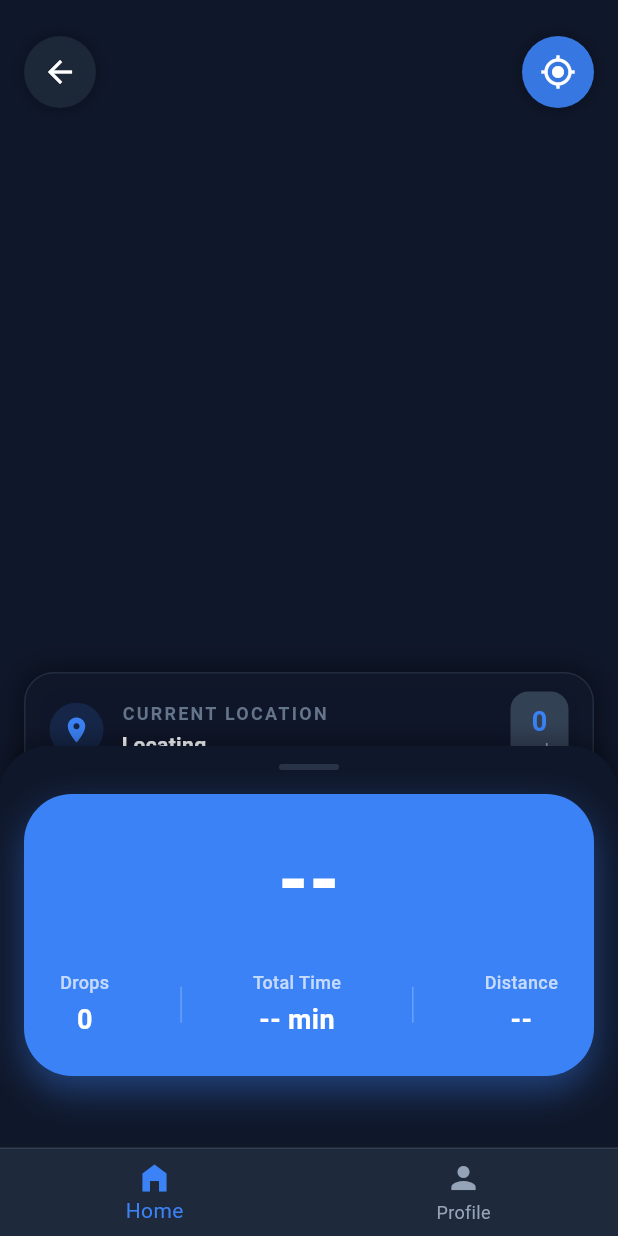
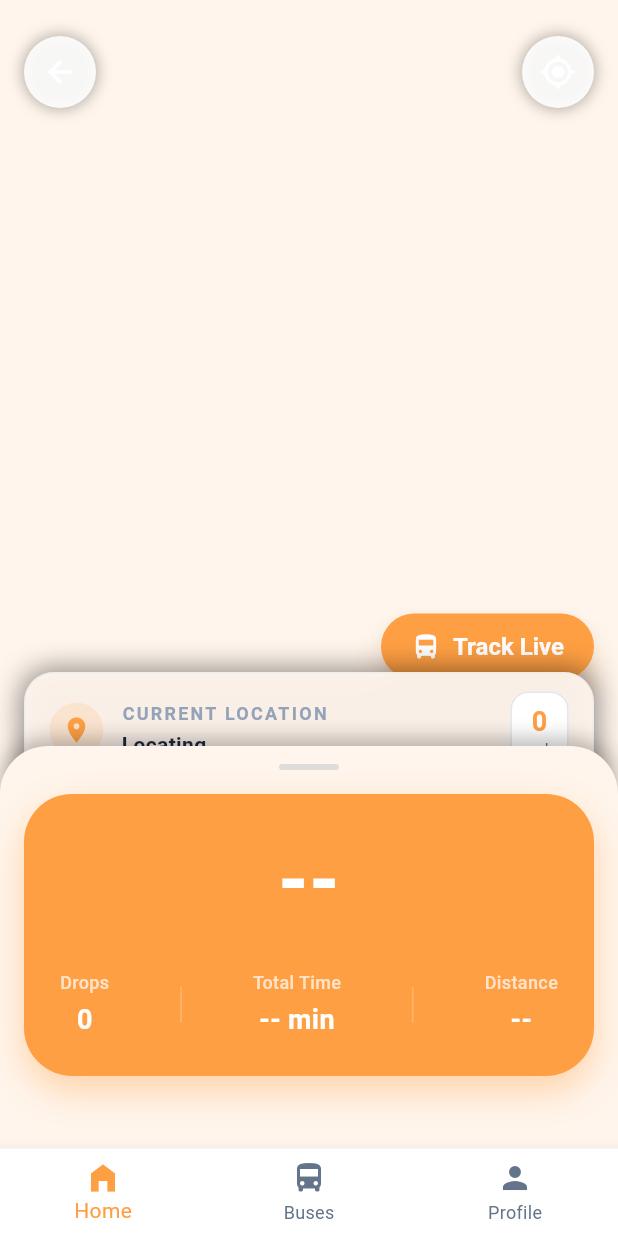
Before and after one commit to prasads6507/prasai-live-bus-tracking, a Flutter app: the StudentTrackScreen screen opened by its route, on a phone screen of 412 x 824 dp. Run offline on Flutter 3.47's test engine with Material 3 defaults, Android fonts, the phone set to English and light mode, and no system bars; our stand-ins replace cloud_firestore, dio, firebase_auth, firebase_core, flutter_riverpod, geocoding and 4 more; missing offline and left inert: background_location_tracker, maplibre_gl; accounts and stored records are empty.

Commit message:
UI Overhaul: Light theme, Map tracking features, Route ETA, and Bus list screen

```diff
--- a/mobile/lib/core/theme/app_theme.dart
+++ b/mobile/lib/core/theme/app_theme.dart
@@ -5,11 +5,11 @@ import 'typography.dart';
 class AppTheme {
   static final ThemeData lightTheme = ThemeData(
     useMaterial3: true,
-    brightness: Brightness.dark, // Dark Mode
+    brightness: Brightness.light, // Light Mode
     scaffoldBackgroundColor: AppColors.background,
     primaryColor: AppColors.primary,
 
-    colorScheme: const ColorScheme.dark( // Dark Scheme
+    colorScheme: const ColorScheme.light( // Light Scheme
       primary: AppColors.primary,
       secondary: AppColors.accent,
       background: AppColors.background,
--- a/mobile/lib/core/theme/colors.dart
+++ b/mobile/lib/core/theme/colors.dart
@@ -1,20 +1,20 @@
 import 'package:flutter/material.dart';
 
 class AppColors {
-  // Brand - Corporate Premium (Dark Mode)
-  static const Color primary = Color(0xFF3B82F6); // Vibrant Blue
-  static const Color primaryDark = Color(0xFF1D4ED8);
-  static const Color accent = Color(0xFF8B5CF6); // Violet
+  // Brand - Corporate Premium (Light Mode / Orange)
+  static const Color primary = Color(0xFFFF9F43); // Vibrant Orange
+  static const Color primaryDark = Color(0xFFE88A30);
+  static const Color accent = Color(0xFFFFC07D); // Lighter Orange
 
-  // Backgrounds - Deep Slate / Midnight
-  static const Color background = Color(0xFF0F172A); // Slate 900
-  static const Color surface = Color(0xFF1E293B); // Slate 800
-  static const Color surfaceElevated = Color(0xFF334155); // Slate 700
+  // Backgrounds - Off-white / pale beige
+  static const Color background = Color(0xFFFFF5EC);
+  static const Color surface = Color(0xFFFFFFFF); // White cards
+  static const Color surfaceElevated = Color(0xFFFFFFFF); // White cards
 
-  // Text - Light on Dark
-  static const Color textPrimary = Color(0xFFF8FAFC); // Slate 50 (White-ish)
-  static const Color textSecondary = Color(0xFF94A3B8); // Slate 400 (Light Grey)
-  static const Color textTertiary = Color(0xFF64748B); // Slate 500
+  // Text - Dark on Light
+  static const Color textPrimary = Color(0xFF1E293B); // Slate 800 (Dark Gray)
+  static const Color textSecondary = Color(0xFF64748B); // Slate 500 (Gray)
+  static const Color textTertiary = Color(0xFF94A3B8); // Slate 400 (Light Gray)
 
   // Status
   static const Color success = Color(0xFF10B981); // Emerald 500
@@ -26,5 +26,5 @@ class AppColors {
   static const Color transparent = Colors.transparent;
   static const Color white = Colors.white;
   static const Color black = Colors.black;
-  static const Color divider = Color(0xFF334155); // Slate 700
+  static const Color divider = Color(0xFFE2E8F0); // Slate 200
 }
--- a/mobile/lib/data/models/bus.dart
+++ b/mobile/lib/data/models/bus.dart
@@ -10,6 +10,7 @@ class Bus {
   final LocationPoint? location;
   final List<LocationPoint> liveTrackBuffer;
   final String? driverId;
+  final String? driverName;
   final String? currentDriverId;
   final String? assignedRouteId;
   final List<String> completedStops;
@@ -26,6 +27,7 @@ class Bus {
     this.location,
     this.liveTrackBuffer = const [],
     this.driverId,
+    this.driverName,
     this.currentDriverId,
     this.assignedRouteId,
     this.completedStops = const [],
@@ -59,6 +61,7 @@ class Bus {
               .toList() ??
           [],
       driverId: data['assignedDriverId'], // Matches backend field name
+      driverName: data['driverName'],
       currentDriverId: data['currentDriverId'],
       assignedRouteId: data['assignedRouteId'],
       completedStops: (data['completedStops'] as List<dynamic>?)?.map((e) => e.toString()).toList() ?? [],
--- a/mobile/lib/features/shell/app_router.dart
+++ b/mobile/lib/features/shell/app_router.dart
@@ -9,6 +9,7 @@ import '../student/screens/student_home.dart';
 import '../student/screens/student_track_screen.dart';
 import '../student/screens/student_search_screen.dart';
 import '../student/screens/student_profile_screen.dart';
+import '../student/screens/student_buses_screen.dart';
 import '../driver/screens/driver_home.dart';
 import '../driver/screens/driver_profile_screen.dart';
 import '../admin/screens/admin_dashboard.dart';
@@ -81,6 +82,10 @@ final routerProvider = Provider<GoRouter>((ref) {
             builder: (context, state) => const StudentSearchScreen(),
           ),
           GoRoute(
+            path: '/student/buses',
+            builder: (context, state) => const StudentBusesScreen(),
+          ),
+          GoRoute(
             path: '/student/profile',
             builder: (context, state) => const StudentProfileScreen(),
           ),
--- a/mobile/lib/features/shell/student_shell.dart
+++ b/mobile/lib/features/shell/student_shell.dart
@@ -25,6 +25,7 @@ class StudentShell extends StatelessWidget {
           onTap: (int idx) => _onItemTapped(idx, context),
           items: const [
             BottomNavigationBarItem(icon: Icon(Icons.home_filled), label: 'Home'),
+            BottomNavigationBarItem(icon: Icon(Icons.directions_bus), label: 'Buses'),
             BottomNavigationBarItem(icon: Icon(Icons.person), label: 'Profile'),
           ],
         ),
@@ -34,7 +35,8 @@ class StudentShell extends StatelessWidget {
 
   static int _calculateSelectedIndex(BuildContext context) {
     final String location = GoRouterState.of(context).uri.path;
-    if (location.startsWith('/student/profile')) return 1;
+    if (location.startsWith('/student/profile')) return 2;
+    if (location.startsWith('/student/buses')) return 1;
     return 0; // Home
   }
 
@@ -44,6 +46,9 @@ class StudentShell extends StatelessWidget {
         context.go('/student');
         break;
       case 1:
+        context.go('/student/buses');
+        break;
+      case 2:
         context.go('/student/profile');
         break;
     }
--- a/mobile/lib/features/student/screens/student_track_screen.dart
+++ b/mobile/lib/features/student/screens/student_track_screen.dart
@@ -29,7 +29,9 @@ class _StudentTrackScreenState extends ConsumerState<StudentTrackScreen> {
   StreamSubscription? _busSubscription;
   StreamSubscription<Position>? _positionStream;
 
-  bool _isCameraLocked = true;
+  bool _followBus = false;
+  bool _hasInitialCentered = false;
+  LocationPoint? _mapFocusLocation;
 
   // Real data state
   String _eta = "--";
@@ -74,7 +76,13 @@ class _StudentTrackScreenState extends ConsumerState<StudentTrackScreen> {
            ),
          ).listen((pos) {
            if (mounted) {
-             setState(() => _userPosition = pos);
+             setState(() {
+               _userPosition = pos;
+               if (!_hasInitialCentered) {
+                 _focusUserLocation();
+                 _hasInitialCentered = true;
+               }
+             });
            }
          });
        }
@@ -140,28 +148,51 @@ class _StudentTrackScreenState extends ConsumerState<StudentTrackScreen> {
   }
 
   void _startMetricsUpdates() {
+    // Initial fetch
+    _updateMetrics();
     _metricsTimer = Timer.periodic(const Duration(seconds: 5), (_) => _updateMetrics());
   }
 
+  void _focusUserLocation() {
+    if (_userPosition != null) {
+      if (mounted) {
+        setState(() {
+          _followBus = false;
+          _mapFocusLocation = LocationPoint(
+            latitude: _userPosition!.latitude,
+            longitude: _userPosition!.longitude,
+            timestamp: DateTime.now(),
+          );
+        });
+      }
+    }
+  }
+
+  void _focusBusLocation() {
+    if (_currentBus?.location != null) {
+      if (mounted) {
+        setState(() {
+          _followBus = true;
+          _mapFocusLocation = LocationPoint(
+            latitude: _currentBus!.location!.latitude,
+            longitude: _currentBus!.location!.longitude,
+            timestamp: DateTime.now(),
+          );
+        });
+      }
+    }
+  }
+
   void _updateMetrics() {
-    if (_currentBus == null || _currentRoute == null) return;
+    if (_currentBus == null) return;
 
     final busLoc = _currentBus!.location;
     if (busLoc == null) return;
 
-    // 1. Calculate Stops Remaining
-    final totalStops = _currentRoute!.stops.length;
-    final completed = _currentBus!.completedStops.length;
-    final remaining = (totalStops - completed).clamp(0, totalStops);
-
-    // 2. Distance and ETA
+    // 1. Distance and ETA
     double distanceKm = 0.0;
     String distanceDisplay = "-- km";
     String etaDisplay = "-- min";
-
-    // Total Time estimate: 3 mins per stop on average
-    final estimatedTotalMins = totalStops * 3;
-    final totalTimeDisplay = "$estimatedTotalMins min";
 
     if (_userPosition != null) {
       distanceKm = const Distance().as(LengthUnit.Meter,
@@ -174,6 +205,19 @@ class _StudentTrackScreenState extends ConsumerState<StudentTrackScreen> {
       final timeHours = (distanceKm * 0.621371) / speedMph;
       final timeMinutes = (timeHours * 60).round();
       etaDisplay = "$timeMinutes min";
+    }
+
+    // 2. Routing Metrics
+    int remaining = 0;
+    String totalTimeDisplay = "-- min";
+
+    if (_currentRoute != null) {
+      final totalStops = _currentRoute!.stops.length;
+      final completed = _currentBus!.completedStops.length;
+      remaining = (totalStops - completed).clamp(0, totalStops);
+
+      final estimatedTotalMins = totalStops * 3;
+      totalTimeDisplay = "$estimatedTotalMins min";
     }
 
     if (mounted) {
@@ -219,7 +263,8 @@ class _StudentTrackScreenState extends ConsumerState<StudentTrackScreen> {
             MobileMapLibre(
               collegeId: collegeId,
               selectedBusId: widget.busId ?? 'BUS_001',
-              followBus: _isCameraLocked,
+              followBus: _followBus,
+              focusedLocation: _mapFocusLocation,
             ),
 
           Positioned(
@@ -238,9 +283,32 @@ class _StudentTrackScreenState extends ConsumerState<StudentTrackScreen> {
             right: 16,
             child: SafeArea(
               child: _buildCircleButton(
-                icon: _isCameraLocked ? Icons.gps_fixed : Icons.gps_not_fixed,
-                color: _isCameraLocked ? AppColors.primary : AppColors.surface,
-                onTap: () => setState(() => _isCameraLocked = !_isCameraLocked),
+                icon: Icons.my_location,
+                color: AppColors.surface,
+                onTap: _focusUserLocation,
+              ),
+            ),
+          ),
+
+          // Track Live Button (Above Overlay)
+          Positioned(
+            bottom: 310,
+            right: 16,
+            child: SafeArea(
+              child: ElevatedButton.icon(
+                onPressed: _focusBusLocation,
+                icon: const Icon(Icons.directions_bus, size: 20),
+                label: const Text("Track Live"),
+                style: ElevatedButton.styleFrom(
+                  backgroundColor: AppColors.primary,
+                  foregroundColor: Colors.white,
+                  elevation: 8,
+                  shadowColor: AppColors.primary.withOpacity(0.5),
+                  shape: RoundedRectangleBorder(
+                    borderRadius: BorderRadius.circular(24),
+                  ),
+                  padding: const EdgeInsets.symmetric(horizontal: 20, vertical: 12),
+                ),
               ),
             ),
           ),
```
Also changed, not shown: mobile/lib/features/map/widgets/mobile_maplibre.dart (+63 -6 lines), mobile/lib/features/student/screens/student_buses_screen.dart (added, +198 -0 lines), mobile/lib/features/student/screens/student_home.dart (+56 -38 lines).
